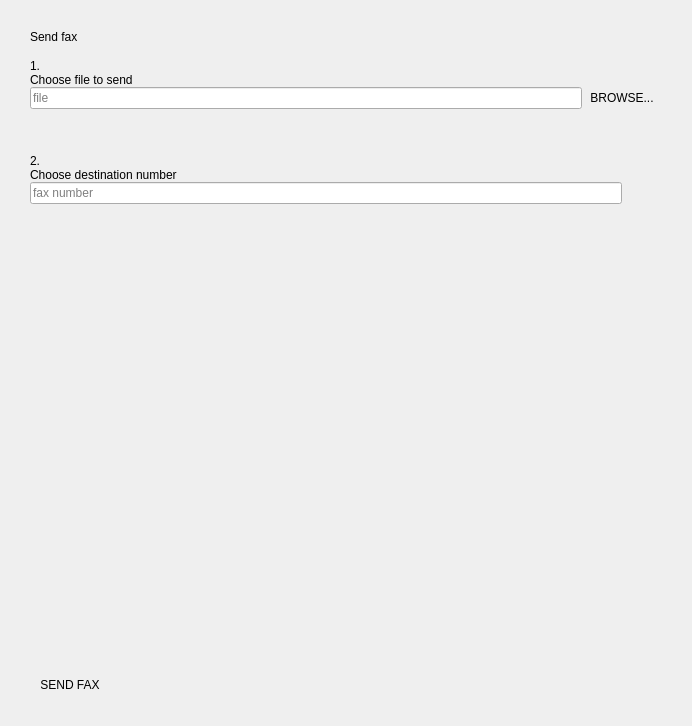
Old version of the form xivoclient/src/xlets/fax/fax_widget.ui in the repository wazo-platform/wazo-client-qt.
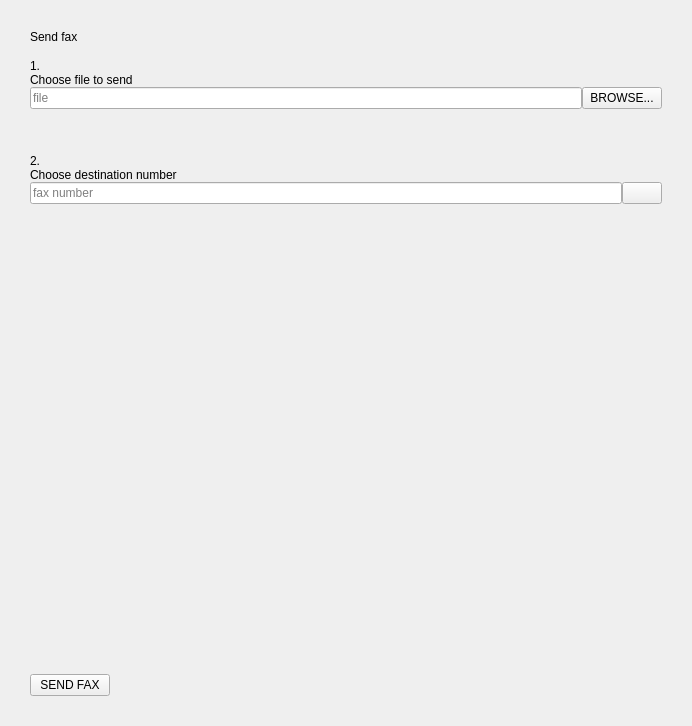
New version of the form. Icons and pictures are not drawn. Custom widgets are drawn as their Qt base class.

Commit message:
Revert "change qpushbutton to flat"
This reverts commit ff584e0e5475922617d298ba344f8f1d5c0510c4.

```diff
--- a/xivoclient/src/xlets/fax/fax_widget.ui
+++ b/xivoclient/src/xlets/fax/fax_widget.ui
@@ -128,9 +128,6 @@
           <property name="text">
            <string>BROWSE...</string>
           </property>
-          <property name="flat">
-           <bool>true</bool>
-          </property>
           <property name="qss_tags" stdset="0">
            <stringlist notr="true">
             <string>black</string>
@@ -226,9 +223,6 @@
             <height>13</height>
            </size>
           </property>
-          <property name="flat">
-           <bool>true</bool>
-          </property>
           <property name="qss_tags" stdset="0">
            <stringlist notr="true">
             <string>black</string>
@@ -274,9 +268,6 @@
        <property name="text">
         <string>SEND FAX</string>
        </property>
-       <property name="flat">
-        <bool>true</bool>
-       </property>
        <property name="qss_tags" stdset="0">
         <stringlist notr="true">
          <string>orange</string>
```
